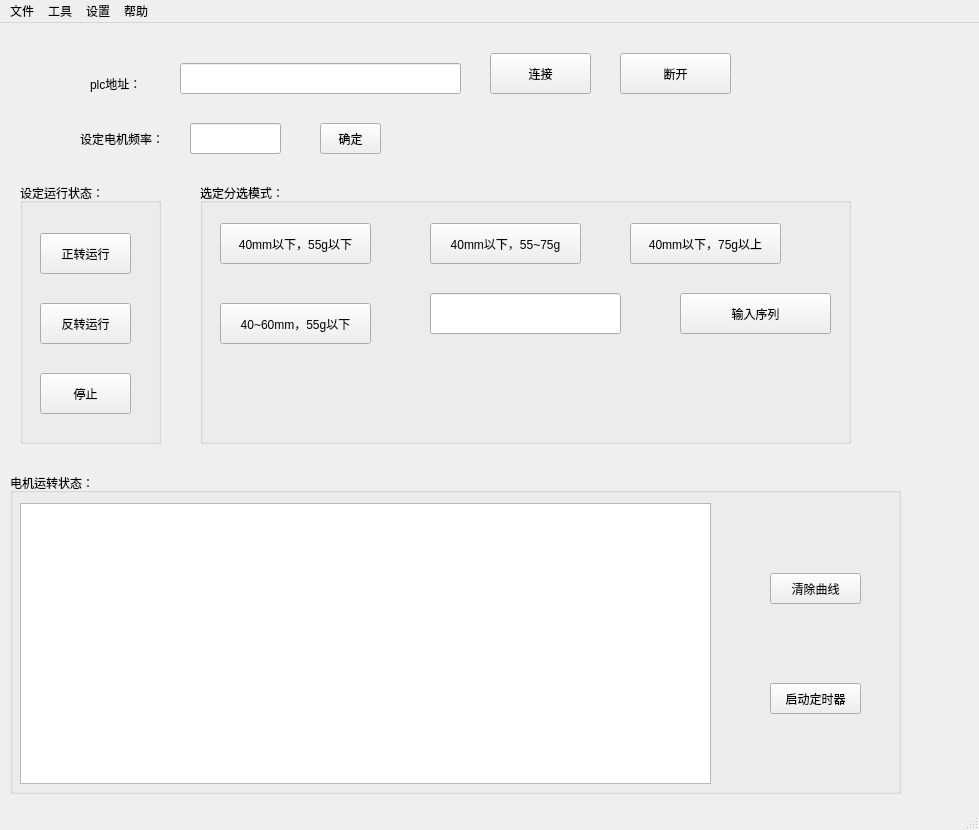
The window that mainwindow.ui (ye53/PLC_S7) describes before a commit, drawn with Qt 5.
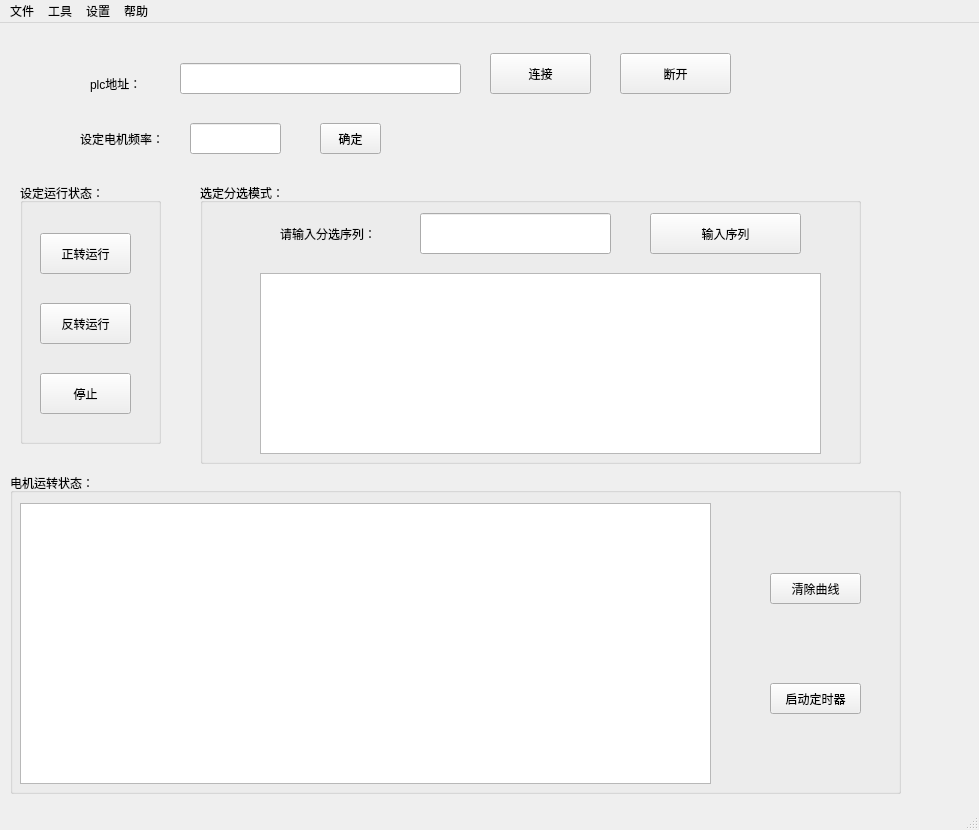
The same window after the commit. Icons and pictures are not drawn. Custom widgets are drawn as their Qt base class.

What changed in the file:
```diff
--- a/mainwindow.ui
+++ b/mainwindow.ui
@@ -146,57 +146,18 @@
      <rect>
       <x>200</x>
       <y>160</y>
-      <width>651</width>
-      <height>261</height>
+      <width>661</width>
+      <height>281</height>
      </rect>
     </property>
     <property name="title">
      <string>选定分选模式：</string>
     </property>
-    <widget class="QPushButton" name="pushButton_14">
-     <property name="geometry">
-      <rect>
-       <x>20</x>
-       <y>40</y>
-       <width>151</width>
-       <height>41</height>
-      </rect>
-     </property>
-     <property name="text">
-      <string>40mm以下，55g以下</string>
-     </property>
-    </widget>
-    <widget class="QPushButton" name="pushButton_17">
-     <property name="geometry">
-      <rect>
-       <x>230</x>
-       <y>40</y>
-       <width>151</width>
-       <height>41</height>
-      </rect>
-     </property>
-     <property name="text">
-      <string>40mm以下，55~75g</string>
-     </property>
-    </widget>
-    <widget class="QPushButton" name="pushButton_15">
-     <property name="geometry">
-      <rect>
-       <x>20</x>
-       <y>120</y>
-       <width>151</width>
-       <height>41</height>
-      </rect>
-     </property>
-     <property name="text">
-      <string>40~60mm，55g以下</string>
-     </property>
-    </widget>
     <widget class="QPushButton" name="put_list">
      <property name="geometry">
       <rect>
-       <x>480</x>
-       <y>110</y>
+       <x>450</x>
+       <y>30</y>
        <width>151</width>
        <height>41</height>
       </rect>
@@ -205,19 +166,6 @@
       <string>输入序列</string>
      </property>
     </widget>
-    <widget class="QPushButton" name="pushButton_20">
-     <property name="geometry">
-      <rect>
-       <x>430</x>
-       <y>40</y>
-       <width>151</width>
-       <height>41</height>
-      </rect>
-     </property>
-     <property name="text">
-      <string>40mm以下，75g以上</string>
-     </property>
-    </widget>
     <widget class="QLabel" name="label_2">
      <property name="geometry">
       <rect>
@@ -234,13 +182,36 @@
     <widget class="QLineEdit" name="lineEdit_3">
      <property name="geometry">
       <rect>
-       <x>230</x>
-       <y>110</y>
+       <x>220</x>
+       <y>30</y>
        <width>191</width>
        <height>41</height>
       </rect>
      </property>
     </widget>
+    <widget class="QLabel" name="label_4">
+     <property name="geometry">
+      <rect>
+       <x>80</x>
+       <y>30</y>
+       <width>141</width>
+       <height>41</height>
+      </rect>
+     </property>
+     <property name="text">
+      <string>请输入分选序列：</string>
+     </property>
+    </widget>
+    <widget class="QTableWidget" name="tableWidget">
+     <property name="geometry">
+      <rect>
+       <x>60</x>
+       <y>90</y>
+       <width>561</width>
+       <height>181</height>
+      </rect>
+     </property>
+    </widget>
    </widget>
    <widget class="QGroupBox" name="groupBox_3">
     <property name="geometry">
```
